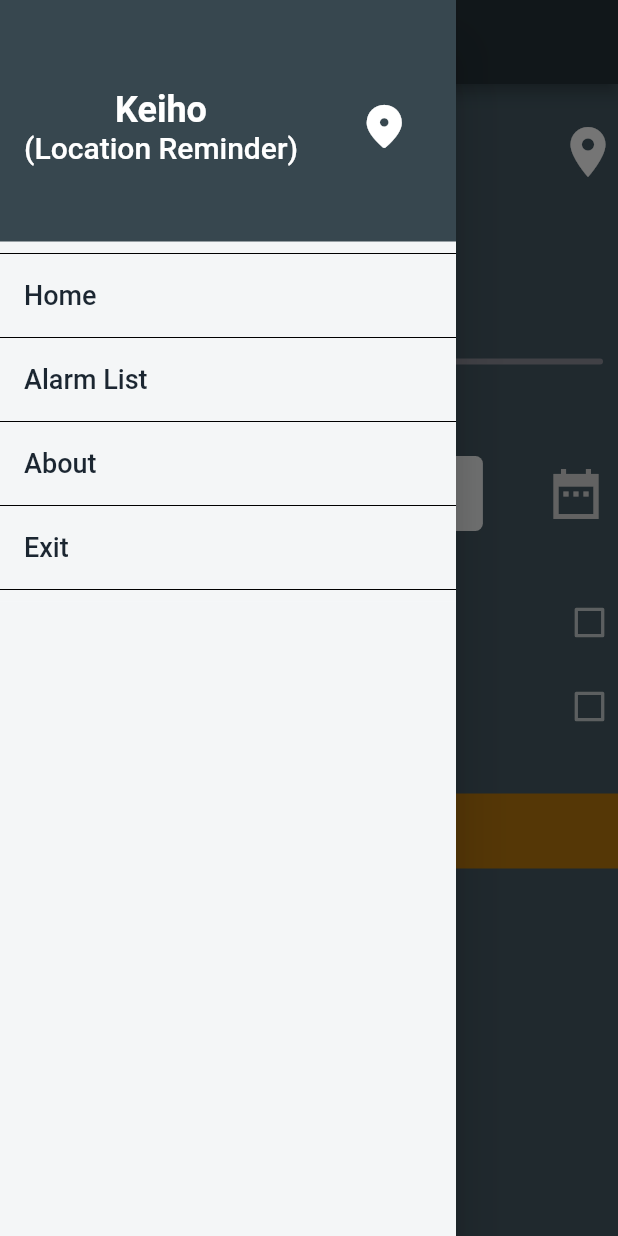
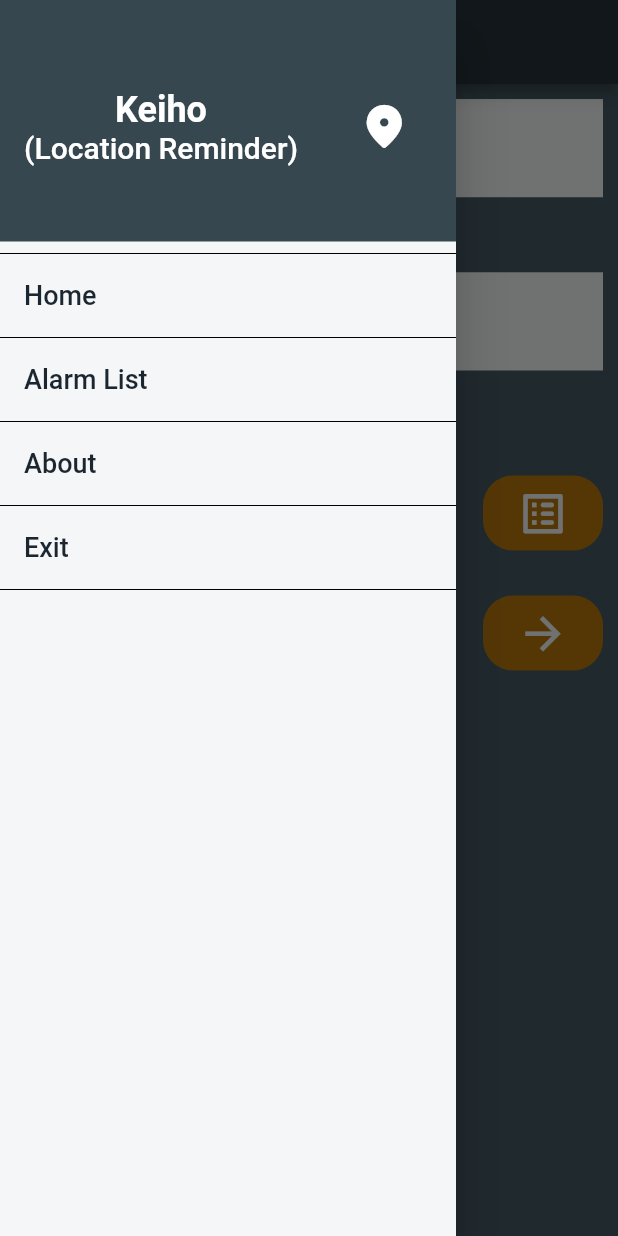
Before and after one commit to muhammadmusfer/keihofyp, a Flutter app: the screen it shows after launch, with the side drawer open, on a phone screen of 412 x 824 dp. Run offline on Flutter 3.47's test engine with Material 2 defaults, Android fonts, the phone set to English and light mode, and no system bars; our stand-ins replace audioplayers, flutter_datetime_picker; missing offline and left inert: dart:ffi.

Commit message:
Fyp_Keiho

```diff
--- a/lib/DetailsScreen.dart
+++ b/lib/DetailsScreen.dart
@@ -1,6 +1,7 @@
 import 'package:flutter/material.dart';
 import 'package:flutter_datetime_picker/flutter_datetime_picker.dart';
 import 'Constant.dart';
+import 'Reminder.dart';
 
 int height = 500;
 DateTime myDate = DateTime.now();
@@ -9,18 +10,31 @@ String dateStr =
 bool checkedValue = false;
 
 class DetailScreen extends StatefulWidget {
+  String title;
+  String description;
+  DetailScreen({this.title, this.description});
   @override
-  _DetailScreenState createState() => _DetailScreenState();
+  _DetailScreenState createState() =>
+      _DetailScreenState(title: title, description: description);
 }
 
 class _DetailScreenState extends State<DetailScreen> {
+  String title;
+  String description;
+  _DetailScreenState({this.title, this.description});
+  bool checkNotification = false;
+  bool checkAlarm = false;
+  String date = dateStr;
+  String distance;
+  String location = 'Select Location Mark Here';
+
   @override
   Widget build(BuildContext context) {
     return Scaffold(
       appBar: AppBar(
         title: Text('Detail Screen'),
       ),
-      drawer: kAppDrawer(context),
+      drawer: kAppDrawer(this.context),
       body: ListView(
         children: [
           SizedBox(
@@ -39,7 +53,7 @@ class _DetailScreenState extends State<DetailScreen> {
                   child: Padding(
                     padding: EdgeInsets.fromLTRB(30.0, 10.0, 30.0, 10.0),
                     child: Text(
-                      'Select Location Mark Here',
+                      location,
                       style: kLocationStyle,
                     ),
                   ),
@@ -95,6 +109,7 @@ class _DetailScreenState extends State<DetailScreen> {
                   onChanged: (double newValue) {
                     setState(() {
                       height = newValue.round();
+                      distance = height.toString();
                     });
                   },
                 ),
@@ -158,11 +173,11 @@ class _DetailScreenState extends State<DetailScreen> {
             child: CheckboxListTile(
               activeColor: Colors.transparent,
               title: Text("Notification"),
-              value: checkedValue,
+              value: checkNotification,
               onChanged: (newValue) {
                 setState(() {
-                  checkedValue = newValue;
-                  print(checkedValue);
+                  checkNotification = newValue;
+                  print(checkNotification);
                 });
               },
               secondary: const Icon(
@@ -176,11 +191,11 @@ class _DetailScreenState extends State<DetailScreen> {
             child: CheckboxListTile(
               activeColor: Colors.transparent,
               title: Text("Alarm"),
-              value: checkedValue,
+              value: checkAlarm,
               onChanged: (newValue) {
                 setState(() {
-                  checkedValue = newValue;
-                  print(checkedValue);
+                  checkAlarm = newValue;
+                  print(checkAlarm);
                 });
               },
               secondary: const Icon(
@@ -193,7 +208,17 @@ class _DetailScreenState extends State<DetailScreen> {
             height: 30,
           ),
           GestureDetector(
-            onTap: () {},
+            onTap: () {
+              Reminder obj = Reminder(
+                  title: title,
+                  description: description,
+                  checkAlarm: checkAlarm,
+                  checkNotification: checkNotification,
+                  location: location,
+                  distance: distance,
+                  date: date);
+              print(obj);
+            },
             child: Container(
               height: 50,
               color: kGoldenColor,
--- a/lib/HomePage.dart
+++ b/lib/HomePage.dart
@@ -2,6 +2,8 @@ import 'dart:ffi';
 import 'package:flutter/cupertino.dart';
 import 'package:flutter/material.dart';
 import 'package:keiho/Constant.dart';
+import 'package:keiho/DetailsScreen.dart';
+import 'package:keiho/Reminder_Details.dart';
 
 class HomePage extends StatefulWidget {
   @override
@@ -9,6 +11,8 @@ class HomePage extends StatefulWidget {
 }
 
 class _HomePageState extends State<HomePage> {
+  String title;
+  String description;
   @override
   Widget build(BuildContext context) {
     return Scaffold(
@@ -19,12 +23,50 @@ class _HomePageState extends State<HomePage> {
       body: SingleChildScrollView(
         child: Column(
           children: [
-            HomeTextFields(hintText: "Enter Your Title", label: "Title"),
+            Padding(
+              padding: EdgeInsets.all(10.0),
+              child: TextField(
+                style: kTextFieldStyle,
+                decoration: InputDecoration(
+                  hintText: "Enter Your Title",
+                  hintStyle: kHintStyle,
+                  labelText: "Title",
+                  labelStyle: kLabelStyle,
+                  filled: true,
+                  fillColor: kWhiteColor,
+                  border: InputBorder.none,
+                ),
+                onChanged: (text) {
+                  title = text;
+                },
+                obscureText: false,
+              ),
+            ),
+            //HomeTextFields(hintText: "Enter Your Title", label: "Title"),
             SizedBox(
               height: 30.0,
             ),
-            HomeTextFields(
-                hintText: "Enter Your Description", label: "Description"),
+            Padding(
+              padding: EdgeInsets.all(10.0),
+              child: TextField(
+                style: kTextFieldStyle,
+                decoration: InputDecoration(
+                  hintText: "Enter Your Description",
+                  hintStyle: kHintStyle,
+                  labelText: "Description",
+                  labelStyle: kLabelStyle,
+                  filled: true,
+                  fillColor: kWhiteColor,
+                  border: InputBorder.none,
+                ),
+                onChanged: (text) {
+                  description = text;
+                },
+                obscureText: false,
+              ),
+            ),
+            //HomeTextFields(
+            //  hintText: "Enter Your Description", label: "Description"),
             SizedBox(
               height: 50.0,
             ),
@@ -34,11 +76,56 @@ class _HomePageState extends State<HomePage> {
                 alignment: Alignment.bottomRight,
                 child: Column(
                   children: [
-                    ButtonContainer(Icons.list_alt_rounded),
+                    Container(
+                      height: 50.0,
+                      width: 80.0,
+                      decoration: BoxDecoration(
+                        color: kGoldenColor,
+                        borderRadius: BorderRadius.circular(20),
+                      ),
+                      child: IconButton(
+                        icon: Icon(
+                          Icons.list_alt_rounded,
+                          color: kWhiteColor,
+                          size: 35.0,
+                        ),
+                        onPressed: () {
+                          Navigator.of(context).push(
+                            MaterialPageRoute(
+                              builder: (context) => ReminderDetail(),
+                            ),
+                          );
+                        },
+                      ),
+                    ),
+                    //ButtonContainer(Icons.list_alt_rounded),
                     SizedBox(
                       height: 30.0,
                     ),
-                    ButtonContainer(Icons.arrow_forward_outlined),
+                    Container(
+                      height: 50.0,
+                      width: 80.0,
+                      decoration: BoxDecoration(
+                        color: kGoldenColor,
+                        borderRadius: BorderRadius.circular(20),
+                      ),
+                      child: IconButton(
+                        icon: Icon(
+                          Icons.arrow_forward_outlined,
+                          color: kWhiteColor,
+                          size: 35.0,
+                        ),
+                        onPressed: () {
+                          Navigator.of(context).push(
+                            MaterialPageRoute(
+                              builder: (context) => DetailScreen(
+                                  title: title, description: description),
+                            ),
+                          );
+                        },
+                      ),
+                    ),
+                    //ButtonContainer(Icons.arrow_forward_outlined),
                   ],
                 ),
               ),
--- /dev/null
+++ b/lib/Reminder.dart
@@ -0,0 +1,18 @@
+class Reminder {
+  String title;
+  String description;
+  bool checkNotification;
+  bool checkAlarm;
+  String distance;
+  String location;
+  String date;
+
+  Reminder(
+      {this.title,
+      this.description,
+      this.checkNotification,
+      this.checkAlarm,
+      this.distance,
+      this.location,
+      this.date});
+}
--- a/lib/main.dart
+++ b/lib/main.dart
@@ -13,7 +13,7 @@ class MyApp extends StatelessWidget {
   Widget build(BuildContext context) {
     return MaterialApp(
       theme: kAppTheme,
-      home: DetailScreen(),
+      home: HomePage(),
     );
   }
 }
```
Also changed, not shown: lib/Reminder_Details.dart (added, +13 -0 lines), pubspec.lock.
